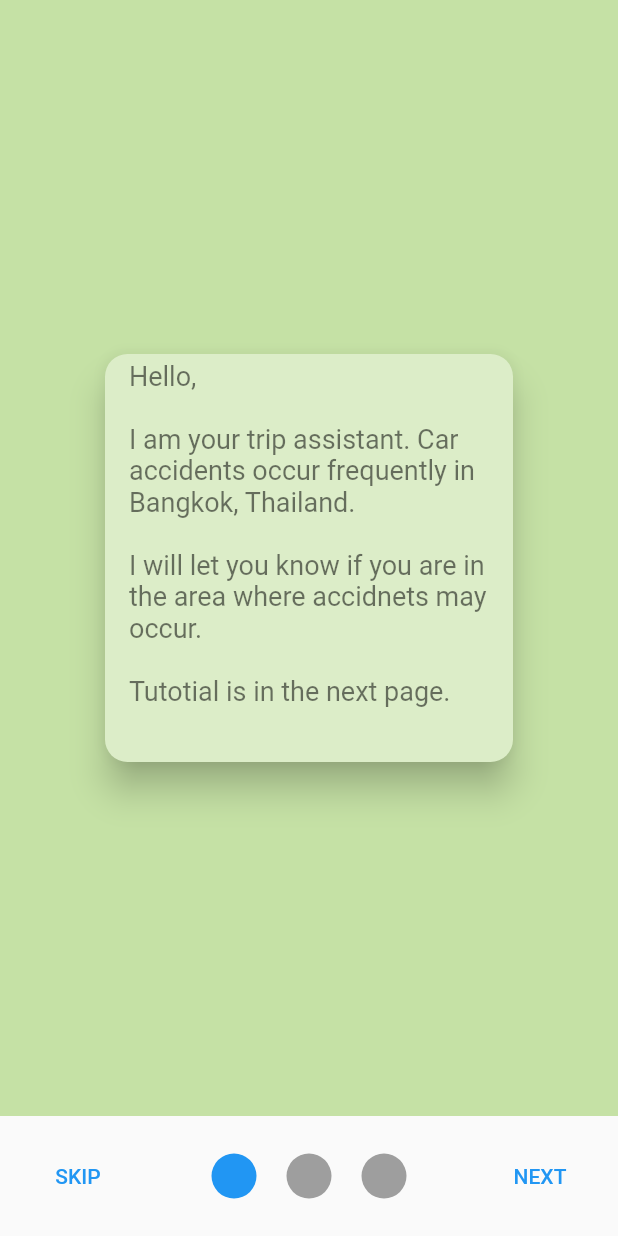
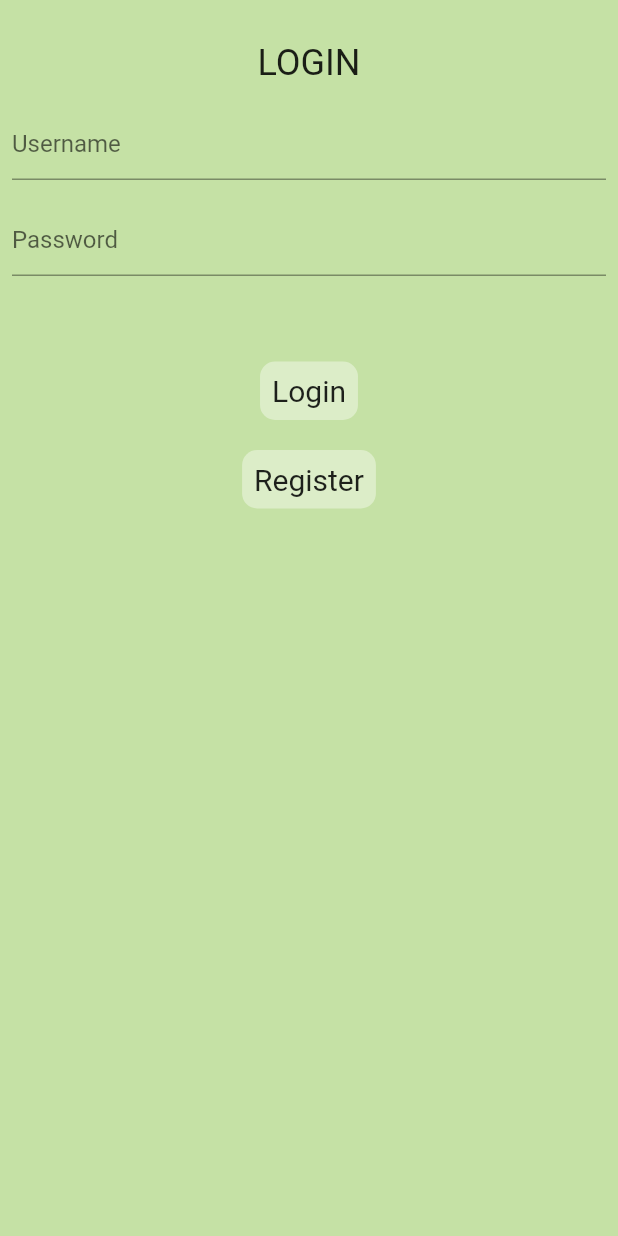
Before and after one commit to tnapat2000/joso101, a Flutter app: the screen it shows after launch, on a phone screen of 412 x 824 dp. Run offline on Flutter 3.47's test engine with Material 2 defaults, Android fonts, the phone set to English and light mode, and no system bars; drawn by our look-alikes of smooth_page_indicator; our stand-ins replace firebase_auth, firebase_core, flutter_map, geocoding, geolocator, latlong and 1 more; accounts and stored records are empty.

Commit message:
"added register_screen.dart and login_screen.dart, separated tutorial pages in tutorial folder, added authen "

```diff
--- /dev/null
+++ b/lib/basecard.dart
@@ -0,0 +1,26 @@
+import 'package:flutter/material.dart';
+
+//Aj's basecard with added key for reordering
+class BaseCard extends StatelessWidget {
+  BaseCard({required this.color, required this.child, this.onTap});
+
+  final Color color;
+  final Widget child;
+  final VoidCallback? onTap;
+
+
+  @override
+  Widget build(BuildContext context) {
+    return GestureDetector(
+      onTap: onTap,
+      child: Container(
+        child: child,
+        margin: const EdgeInsets.all(10.0),
+        decoration: BoxDecoration(
+          color: color,
+          borderRadius: BorderRadius.circular(10.0),
+        ),
+      ),
+    );
+  }
+}
--- /dev/null
+++ b/lib/login_screen.dart
@@ -0,0 +1,139 @@
+import 'package:firebase_auth/firebase_auth.dart';
+import 'package:firebase_core/firebase_core.dart';
+import 'package:flutter/material.dart';
+import 'package:joso101/basecard.dart';
+import 'package:joso101/colors.dart';
+import 'package:joso101/map_screen.dart';
+import 'package:joso101/register_screen.dart';
+
+class LoginScreen extends StatefulWidget {
+  const LoginScreen({Key? key}) : super(key: key);
+
+  @override
+  State<LoginScreen> createState() => _LoginScreenState();
+}
+
+class _LoginScreenState extends State<LoginScreen> {
+  late FirebaseAuth _auth;
+  String email = "";
+  String password = "";
+  String errorMsg = "";
+
+  @override
+  void initState() {
+    super.initState();
+    initFirebase();
+  }
+
+  void initFirebase() async {
+    await Firebase.initializeApp();
+    _auth = FirebaseAuth.instance;
+  }
+
+  @override
+  Widget build(BuildContext context) {
+    return Scaffold(
+      backgroundColor: background_green,
+      body: SafeArea(
+        child: Column(
+          children: [
+            SizedBox(
+              height: 20,
+            ),
+            const Padding(
+              padding: EdgeInsets.all(8.0),
+              child: Text(
+                "LOGIN",
+                style: TextStyle(
+                  fontSize: 24,
+                ),
+              ),
+            ),
+            Padding(
+              padding: EdgeInsets.all(8.0),
+              child: TextField(
+                onChanged: (value) {
+                  email = value;
+                },
+                decoration: InputDecoration(hintText: "Username"),
+              ),
+            ),
+            Padding(
+              padding: EdgeInsets.all(8.0),
+              child: TextField(
+                onChanged: (value) {
+                  password = value;
+                },
+                decoration: InputDecoration(hintText: "Password"),
+              ),
+            ),
+            Padding(
+              padding: EdgeInsets.all(8.0),
+              child: Text(
+                errorMsg,
+                style: TextStyle(fontSize: 20, color: Colors.red),
+              ),
+            ),
+            BaseCard(
+              color: light_green,
+              child: Padding(
+                padding: const EdgeInsets.all(8.0),
+                child: Text(
+                  "Login",
+                  style: TextStyle(
+                    fontSize: 20,
+                  ),
+                ),
+              ),
+              onTap: () async {
+                if (email == "" && password == "") {
+                  setState(() {
+                    errorMsg = "Please log in to use the app";
+                  });
+                } else {
+                  setState(() {
+                    errorMsg = "";
+                  });
+                }
+                try {
+                  final user = await _auth.signInWithEmailAndPassword(
+                      email: email, password: password);
+                  print("login $email, $password");
+                  if (user != null) {
+                    print("POP TO MAP SCREEN");
+                    Navigator.push(context,
+                        MaterialPageRoute(builder: (context) => MapScreen()));
+                  } else {
+                    setState(() {
+                      errorMsg = "Incorrect Username or Password";
+                    });
+                  }
+                } catch (e) {
+                  print(e);
+                }
+                print("login $email, $password");
+              },
+            ),
+            BaseCard(
+              color: light_green,
+              child: Padding(
+                padding: const EdgeInsets.all(8.0),
+                child: Text(
+                  "Register",
+                  style: TextStyle(
+                    fontSize: 20,
+                  ),
+                ),
+              ),
+              onTap: () {
+                Navigator.push(context,
+                    MaterialPageRoute(builder: (context) => RegisterScreen()));
+                print("register");
+              },
+            ),
+          ],
+        ),
+      ),
+    );
+  }
+}
--- a/lib/main.dart
+++ b/lib/main.dart
@@ -1,11 +1,6 @@
 import 'package:flutter/material.dart';
-import 'package:joso101/map_screen.dart';
-import 'package:joso101/pageone.dart';
-import 'package:joso101/pagethree.dart';
-import 'package:joso101/pagetwo.dart';
-import 'package:provider/provider.dart';
+import 'package:joso101/login_screen.dart';
 import 'package:shared_preferences/shared_preferences.dart';
-import 'package:smooth_page_indicator/smooth_page_indicator.dart';
 // import 'shared';
 
 Future<void> main() async {
@@ -35,90 +30,12 @@ class MyApp extends StatelessWidget {
       theme: ThemeData(
         primarySwatch: Colors.blue,
       ),
-      home: showMap
-          ? const MapScreen()
-          : const MyHomePage(title: 'Flutter Demo Home Page'),
+      home:
+      // RegisterScreen()
+      LoginScreen()
+      // showMap
+      //     ? const MapScreen()
+      //     : const MyHomePage(title: 'Flutter Demo Home Page'),
     );
   }
 }
-
-class MyHomePage extends StatefulWidget {
-  const MyHomePage({Key? key, required this.title}) : super(key: key);
-
-  final String title;
-
-  @override
-  State<MyHomePage> createState() => _MyHomePageState();
-}
-
-class _MyHomePageState extends State<MyHomePage> {
-  final pageController = PageController();
-  bool isLastPage = false;
-
-  @override
-  Widget build(BuildContext context) {
-    return Scaffold(
-      body: Container(
-        padding: const EdgeInsets.only(bottom: 80),
-        child: PageView(
-          controller: pageController,
-          onPageChanged: (index) {
-            setState(() => isLastPage = (index == 2));
-          },
-          children: [
-            PageOne(),
-            PageTwo(),
-            PageThree(),
-          ],
-        ),
-      ),
-      bottomSheet: isLastPage
-          ? Padding(
-              padding: EdgeInsets.fromLTRB(90, 0, 20, 15),
-              child: TextButton(
-                  onPressed: () async {
-                    final prefs = await SharedPreferences.getInstance();
-                    prefs.setBool('showHome', true);
-
-                    Navigator.of(context).pushReplacement(
-                        MaterialPageRoute(builder: (context) => MapScreen()));
-                  },
-                  child: Text('Proceed to the App',
-                      style: TextStyle(fontSize: 24))),
-            )
-          : Container(
-              padding: const EdgeInsets.symmetric(horizontal: 20),
-              height: 80,
-              child: Row(
-                mainAxisAlignment: MainAxisAlignment.spaceBetween,
-                children: [
-                  TextButton(
-                      onPressed: () => pageController.jumpToPage(2),
-                      child: Text('SKIP')),
-                  Center(
-                    child: SmoothPageIndicator(
-                      controller: pageController,
-                      count: 3,
-                      effect: WormEffect(
-                          dotHeight: 30,
-                          dotWidth: 30,
-                          spacing: 20,
-                          dotColor: Colors.grey,
-                          activeDotColor: Colors.blue),
-                      onDotClicked: (index) => pageController.animateToPage(
-                          index,
-                          duration: Duration(milliseconds: 500),
-                          curve: Curves.easeInOut),
-                    ),
-                  ),
-                  TextButton(
-                      onPressed: () => pageController.nextPage(
-                          duration: const Duration(milliseconds: 500),
-                          curve: Curves.easeInOut),
-                      child: Text('NEXT'))
-                ],
-              ),
-            ), // This trailing comma makes auto-formatting nicer for build methods.
-    );
-  }
-}
--- a/lib/pageone.dart
+++ b/lib/tutorial/pageone.dart
@@ -1,5 +1,5 @@
 import 'package:flutter/material.dart';
-import 'colors.dart';
+import '../colors.dart';
 
 class PageOne extends StatelessWidget {
   const PageOne({Key? key}) : super(key: key);
--- a/lib/pagethree.dart
+++ b/lib/tutorial/pagethree.dart
@@ -1,5 +1,5 @@
 import 'package:flutter/material.dart';
-import 'colors.dart';
+import '../colors.dart';
 
 class PageThree extends StatelessWidget {
   const PageThree({Key? key}) : super(key: key);
```
Also changed, not shown: lib/myhomepage.dart (added, +89 -0 lines), lib/register_screen.dart (added, +121 -0 lines), lib/tutorial/pagetwo.dart (renamed from lib/pagetwo.dart), 3 other files.
